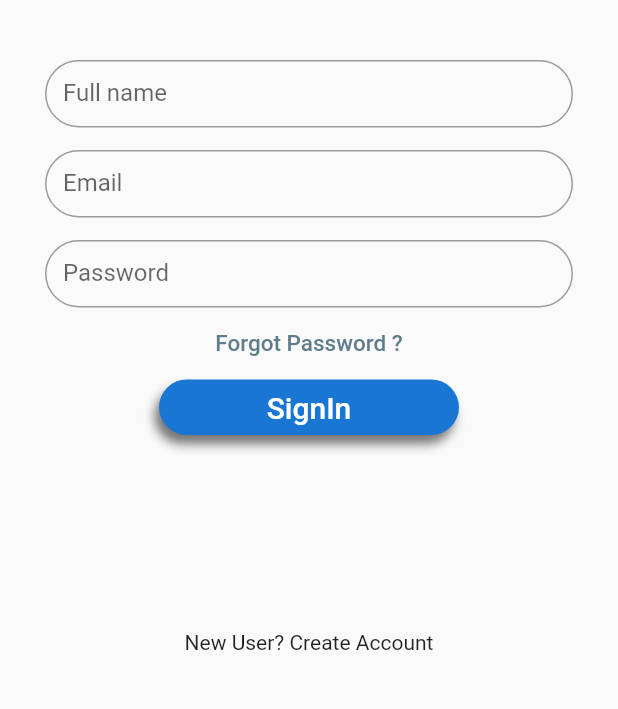
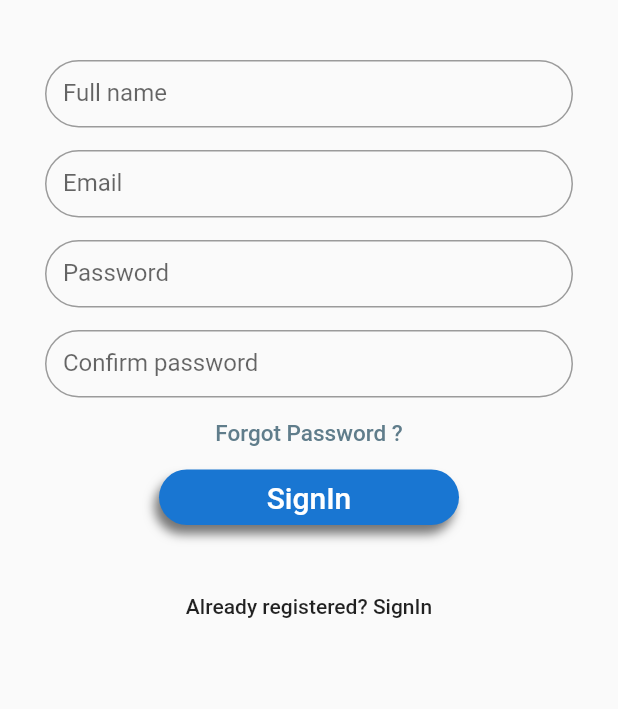
Before and after one commit to nakashimasuka/oxy-lib, a Flutter app: the screen it shows after launch, after a tap on "New User? Create Account", on a phone screen of 412 x 824 dp, the part 450-1159 px from its top. Run offline on Flutter 3.47's test engine with Material 2 defaults, Android fonts, the phone set to English and light mode, and no system bars; our stand-ins replace flutter_bluetooth_serial; missing offline and left inert: material_switch.

Commit message:
Modification d'un bouton sur la page signin qui renvoie à la page login

```diff
--- a/lib/Login.dart
+++ b/lib/Login.dart
@@ -100,7 +100,7 @@ class _LoginState extends State<Login> {
             ),
           ),
           SizedBox(
-            height: 130,
+            height: 80,
           ),
           FlatButton(
               onPressed: () {
--- a/lib/SignIn.dart
+++ b/lib/SignIn.dart
@@ -1,5 +1,6 @@
 import 'package:flutter/material.dart';
 import 'mainPage.dart';
+import 'Login.dart';
 
 class SignIn extends StatefulWidget {
   final String name;
@@ -82,6 +83,24 @@ class _SignInState extends State<SignIn> {
               ),
             ),
           ),
+          Padding(
+            padding: const EdgeInsets.only(
+                left: 30.0, right: 30.0, top: 15, bottom: 0),
+            child: Container(
+              height: 45,
+              child: TextField(
+                obscureText: true,
+                decoration: InputDecoration(
+                    border: OutlineInputBorder(
+                      borderRadius: const BorderRadius.all(
+                        const Radius.circular(100.0),
+                      ),
+                    ),
+                    labelText: 'Confirm password',
+                    hintText: 'Enter your the same password'),
+              ),
+            ),
+          ),
           FlatButton(
             onPressed: () {
               //TODO FORGOT PASSWORD SCREEN GOES HERE
@@ -111,7 +130,9 @@ class _SignInState extends State<SignIn> {
             child: FlatButton(
               onPressed: () {
                 Navigator.push(
-                    context, MaterialPageRoute(builder: (_) => MainPage(name: nameController.text)));
+                    context,
+                    MaterialPageRoute(
+                        builder: (_) => MainPage(name: nameController.text)));
               },
               child: Text(
                 'SignIn',
@@ -120,9 +141,16 @@ class _SignInState extends State<SignIn> {
             ),
           ),
           SizedBox(
-            height: 130,
+            height: 30,
           ),
-          Text('New User? Create Account')
+          FlatButton(
+              onPressed: () {
+                Navigator.push(
+                    context,
+                    MaterialPageRoute(
+                        builder: (_) => Login()));
+              },
+              child: Text('Already registered? SignIn'))
         ],
       ),
     );
```
